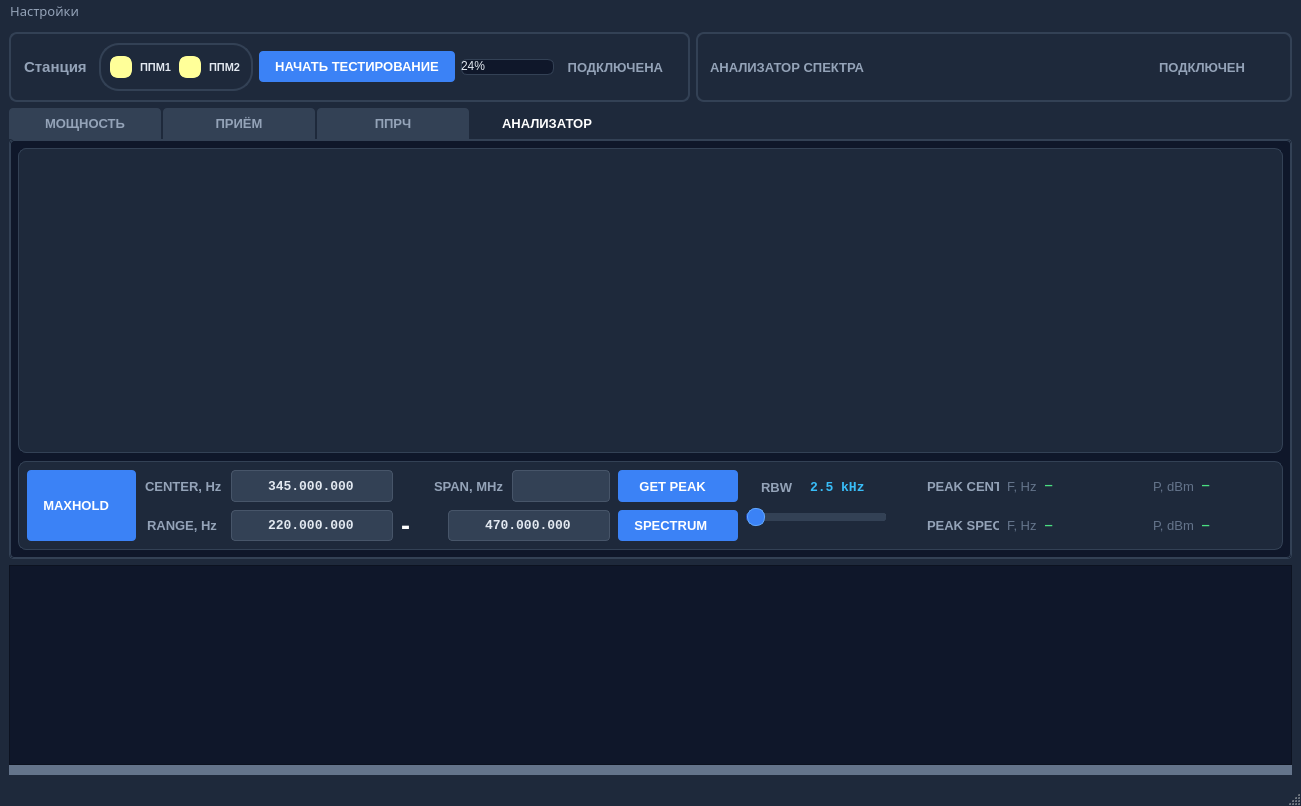
The window that mainwindow.ui (vitalisimys/Check_station) describes before a commit, drawn with Qt 5.
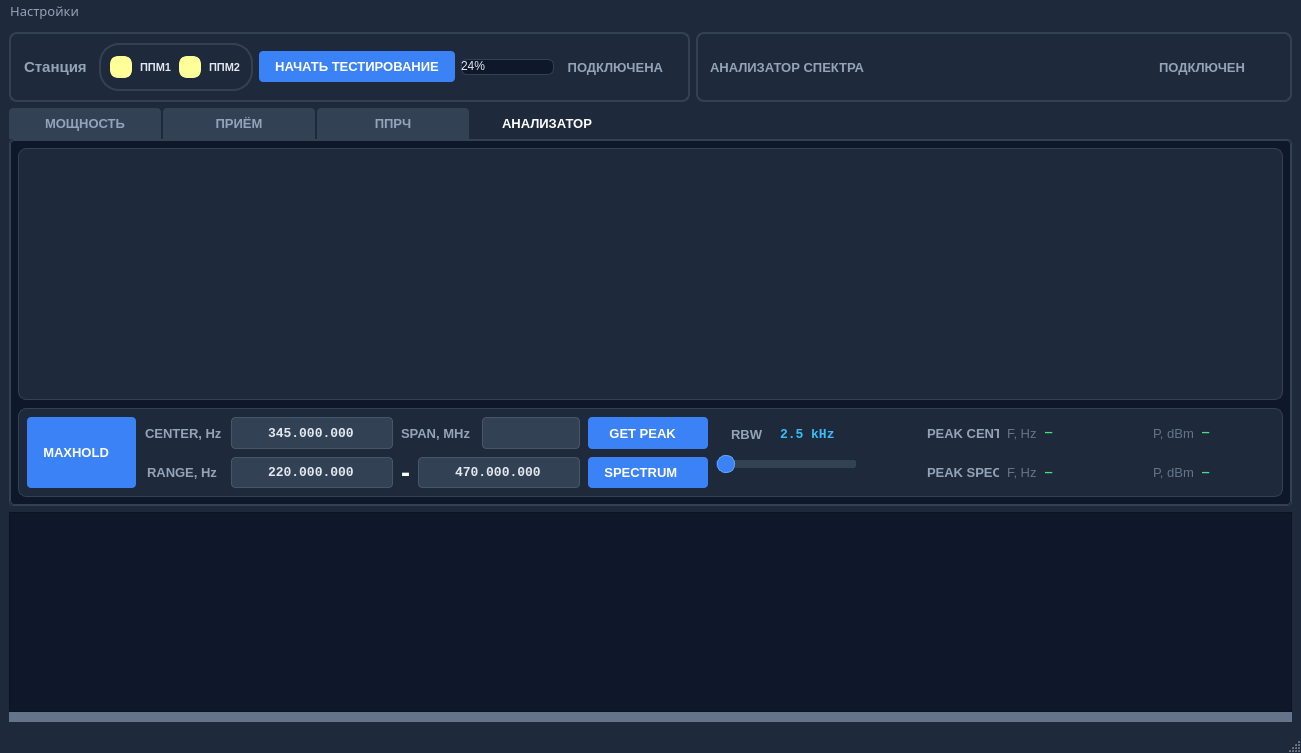
The same window after the commit. The open tabs and pages were chosen to show the change. Icons and pictures are not drawn. Custom widgets are drawn as their Qt base class.

What changed in the file:
```diff
--- a/mainwindow.ui
+++ b/mainwindow.ui
@@ -10,7 +10,7 @@
     <x>0</x>
     <y>0</y>
     <width>1301</width>
-    <height>806</height>
+    <height>753</height>
    </rect>
   </property>
   <property name="windowTitle">
@@ -1304,19 +1304,6 @@
                  </property>
                 </widget>
                </item>
-               <item>
-                <spacer name="horizontalSpacer_3">
-                 <property name="orientation">
-                  <enum>Qt::Horizontal</enum>
-                 </property>
-                 <property name="sizeHint" stdset="0">
-                  <size>
-                   <width>40</width>
-                   <height>20</height>
-                  </size>
-                 </property>
-                </spacer>
-               </item>
                <item>
                 <widget class="QLabel" name="labelSpectrumSpanCaption">
                  <property name="font">
```
Left out of the diff: 6 changed lines with no effect on the pictures.
